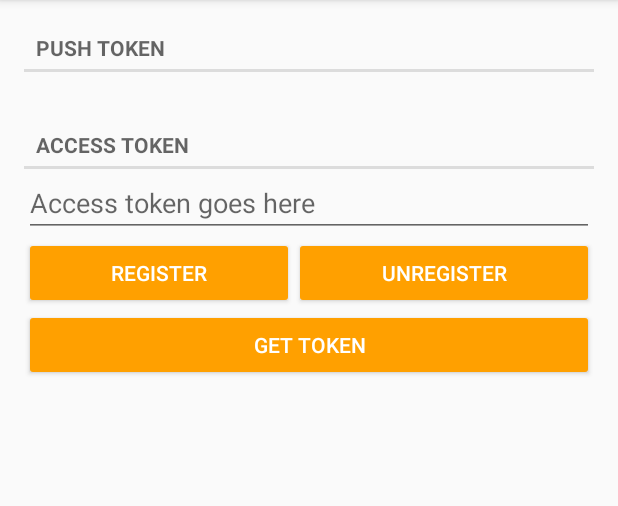
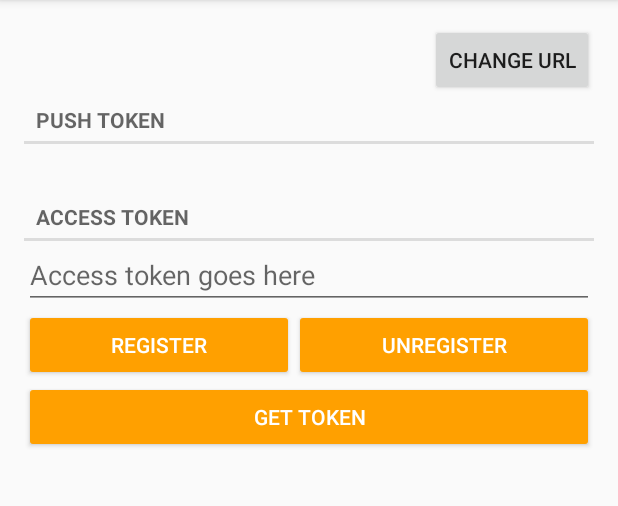
Before and after one commit to softavail/Push-Notification-SDK, an Android app: the screen it shows after launch (MainActivity), on a phone screen of 412 x 824 dp, the part 84-590 px from its top. Run offline under Robolectric (Android 15) with nearby library versions, the phone set to English and light mode, and no system bars.

Commit message:
Android: fix it to use the dialog

```diff
--- a/android/app/src/main/java/com/softavail/scg/push/demo/App.java
+++ b/android/app/src/main/java/com/softavail/scg/push/demo/App.java
@@ -1,8 +1,6 @@
 package com.softavail.scg.push.demo;
 
 import android.app.Application;
-
-import com.softavail.scg.push.sdk.ScgClient;
 
 /**
  * Created by lekov on 6/12/16.
@@ -12,6 +10,5 @@ public class App extends Application {
     @Override
     public void onCreate() {
         super.onCreate();
-        ScgClient.initialize(this, getString(R.string.rootUrl), getString(R.string.appId));
     }
 }
--- a/android/app/src/main/java/com/softavail/scg/push/demo/MainActivity.java
+++ b/android/app/src/main/java/com/softavail/scg/push/demo/MainActivity.java
@@ -3,12 +3,16 @@ package com.softavail.scg.push.demo;
 import android.app.NotificationManager;
 import android.app.PendingIntent;
 import android.content.Context;
+import android.content.DialogInterface;
 import android.content.Intent;
+import android.content.SharedPreferences;
 import android.media.RingtoneManager;
 import android.net.Uri;
 import android.os.Bundle;
+import android.preference.PreferenceManager;
 import android.support.design.widget.Snackbar;
 import android.support.v4.app.NotificationCompat;
+import android.support.v7.app.AlertDialog;
 import android.support.v7.app.AppCompatActivity;
 import android.support.v7.widget.Toolbar;
 import android.text.TextUtils;
@@ -16,6 +20,7 @@ import android.view.LayoutInflater;
 import android.view.View;
 import android.widget.EditText;
 import android.widget.TextView;
+import android.widget.Toast;
 
 import com.google.firebase.messaging.RemoteMessage;
 import com.softavail.scg.push.sdk.ScgCallback;
@@ -26,8 +31,12 @@ import com.softavail.scg.push.sdk.ScgListener;
 public class MainActivity extends AppCompatActivity implements ScgListener, ScgCallback {
 
     private static final String TAG = "MainActivity";
+    private static final String PREF_URL = "PREF_URL";
+    private static final String PREF_APP_ID = "PREF_APP_ID";
     private EditText accessToken;
     private TextView pushToken;
+    private View btnChangeUrl;
+    protected SharedPreferences pref;
 
     @Override
     protected void onCreate(Bundle savedInstanceState) {
@@ -39,34 +48,64 @@ public class MainActivity extends AppCompatActivity implements ScgListener, ScgC
         accessToken = (EditText) findViewById(R.id.access);
         pushToken = (TextView) findViewById(R.id.token);
 
+        btnChangeUrl = findViewById(R.id.btnChangeUrl);
+        btnChangeUrl.setOnClickListener(new View.OnClickListener() {
+            @Override
+            public void onClick(View v) {
+                showDialog();
+            }
+        });
+
+        pref = PreferenceManager.getDefaultSharedPreferences(this);
+        String url = pref.getString(PREF_URL, null);
+        String appId = pref.getString(PREF_APP_ID, null);
+        if (url == null || appId == null) {
+            showDialog();
+        }
+        else {
+            init(url, appId);
+        }
+    }
+
+    private void showDialog() {
         final View initView = LayoutInflater.from(this).inflate(R.layout.dialog_initialization, null, false);
 
-//        final AlertDialog.Builder init = new AlertDialog.Builder(this);
-//        init.setTitle("Setup SCG library")
-//                .setView(initView)
-//                .setPositiveButton("Finish", new DialogInterface.OnClickListener() {
-//                    @Override
-//                    public void onClick(DialogInterface dialog, int which) {
-//                        final String uri = ((EditText) initView.findViewById(R.id.apiUrl)).getText().toString();
-//                        final String appid = ((EditText) initView.findViewById(R.id.appId)).getText().toString();
-//
-//                        if (TextUtils.isEmpty(uri) || TextUtils.isEmpty(appid)) {
-//                            Toast.makeText(MainActivity.this, "Library must be initialised properly!", Toast.LENGTH_LONG).show();
-//                            finish();
-//                            return;
-//                        }
-//
-//                        ScgClient.initialize(MainActivity.this, uri, appid);
-//                        ScgClient.getInstance().setListener(MainActivity.this);
-//                        pushToken.setText(ScgClient.getInstance().getToken());
-//                    }
-//                }).setOnCancelListener(new DialogInterface.OnCancelListener() {
-//            @Override
-//            public void onCancel(DialogInterface dialog) {
-//                Toast.makeText(MainActivity.this, "Library must be initialised!", Toast.LENGTH_LONG).show();
-//                finish();
-//            }
-//        }).show();
+        final AlertDialog.Builder init = new AlertDialog.Builder(this);
+        init.setTitle("Setup SCG library")
+                .setView(initView)
+                .setPositiveButton("Finish", new DialogInterface.OnClickListener() {
+                    @Override
+                    public void onClick(DialogInterface dialog, int which) {
+                        final String uri = ((EditText) initView.findViewById(R.id.apiUrl)).getText().toString();
+                        final String appid = ((EditText) initView.findViewById(R.id.appId)).getText().toString();
+
+                        if (TextUtils.isEmpty(uri) || TextUtils.isEmpty(appid)) {
+                            Toast.makeText(MainActivity.this, "Library must be initialised properly!", Toast.LENGTH_LONG).show();
+                            finish();
+                            return;
+                        }
+
+                        pref.edit().putString(PREF_URL, uri).putString(PREF_APP_ID, appid).commit();
+                        if (ScgClient.isInitialized())
+                        {
+                            recreate();
+                        }else {
+                            init(uri, appid);
+                        }
+                    }
+                }).setOnCancelListener(new DialogInterface.OnCancelListener() {
+            @Override
+            public void onCancel(DialogInterface dialog) {
+                Toast.makeText(MainActivity.this, "Library must be initialised!", Toast.LENGTH_LONG).show();
+                finish();
+            }
+        }).show();
+    }
+
+    private void init(String url, String appId){
+        ScgClient.initialize(MainActivity.this, url, appId);
+        ScgClient.getInstance().setListener(MainActivity.this);
+        pushToken.setText(ScgClient.getInstance().getToken());
     }
 
     public void onTokenRegister(final View view) {
--- a/android/app/src/main/res/layout/content_main.xml
+++ b/android/app/src/main/res/layout/content_main.xml
@@ -12,6 +12,13 @@
     app:layout_behavior="@string/appbar_scrolling_view_behavior"
     tools:context="com.softavail.scg.push.demo.MainActivity"
     tools:showIn="@layout/activity_main">
+
+    <Button
+        android:layout_width="wrap_content"
+        android:layout_height="wrap_content"
+        android:text="Change Url"
+        android:id="@+id/btnChangeUrl"
+        android:layout_gravity="right" />
 
     <TextView
         style="?android:attr/listSeparatorTextViewStyle"
--- a/android/sdk/src/main/java/com/softavail/scg/push/sdk/ScgClient.java
+++ b/android/sdk/src/main/java/com/softavail/scg/push/sdk/ScgClient.java
@@ -52,6 +52,11 @@ public class ScgClient {
         if (sInstance == null) {
             sInstance = new ScgClient(application, rootUrl, appId);
         }
+    }
+
+    public static boolean isInitialized()
+    {
+        return sInstance != null;
     }
 
     /**
--- a/android/sdk/src/main/java/com/softavail/scg/push/sdk/ScgInstanceIdService.java
+++ b/android/sdk/src/main/java/com/softavail/scg/push/sdk/ScgInstanceIdService.java
@@ -12,8 +12,9 @@ public final class ScgInstanceIdService extends FirebaseInstanceIdService {
 
     @Override
     public void onTokenRefresh() {
-        final String refreshedToken = FirebaseInstanceId.getInstance().getToken();
-        final ScgListener listener = ScgClient.getInstance().getListener();
+        if (!ScgClient.isInitialized()) return;
+        String refreshedToken = FirebaseInstanceId.getInstance().getToken();
+        ScgListener listener = ScgClient.getInstance().getListener();
 
         if (listener != null) {
             listener.onPushTokenReceived(refreshedToken);
--- a/android/sdk/src/main/res/values/config.xml
+++ /dev/null
@@ -1,5 +0,0 @@
-<?xml version="1.0" encoding="utf-8"?>
-<resources>
-    <string name="rootUrl"></string>
-    <string name="appId"></string>
-</resources>
```
